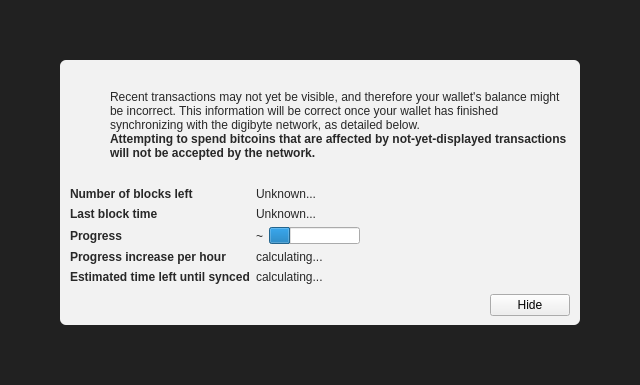
Above: src/qt/forms/modaloverlay.ui from digibyte/digibyte before the change. Below: the same form after it.
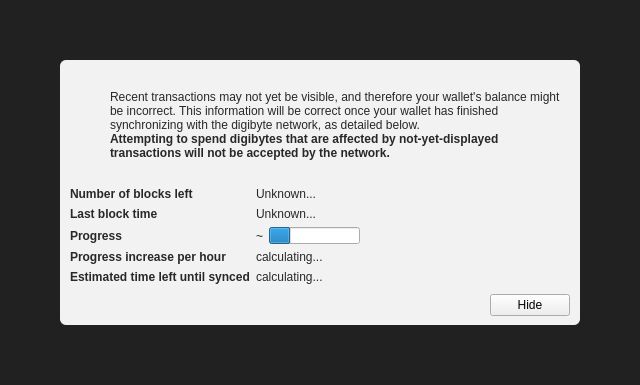
That is the form after the change. Icons and pictures are not drawn. Custom widgets are drawn as their Qt base class.

```diff
--- a/src/qt/forms/modaloverlay.ui
+++ b/src/qt/forms/modaloverlay.ui
@@ -149,7 +149,7 @@
                 </font>
                </property>
                <property name="text">
-                <string>Attempting to spend bitcoins that are affected by not-yet-displayed transactions will not be accepted by the network.</string>
+                <string>Attempting to spend digibytes that are affected by not-yet-displayed transactions will not be accepted by the network.</string>
                </property>
                <property name="textFormat">
                 <enum>Qt::RichText</enum>
```
